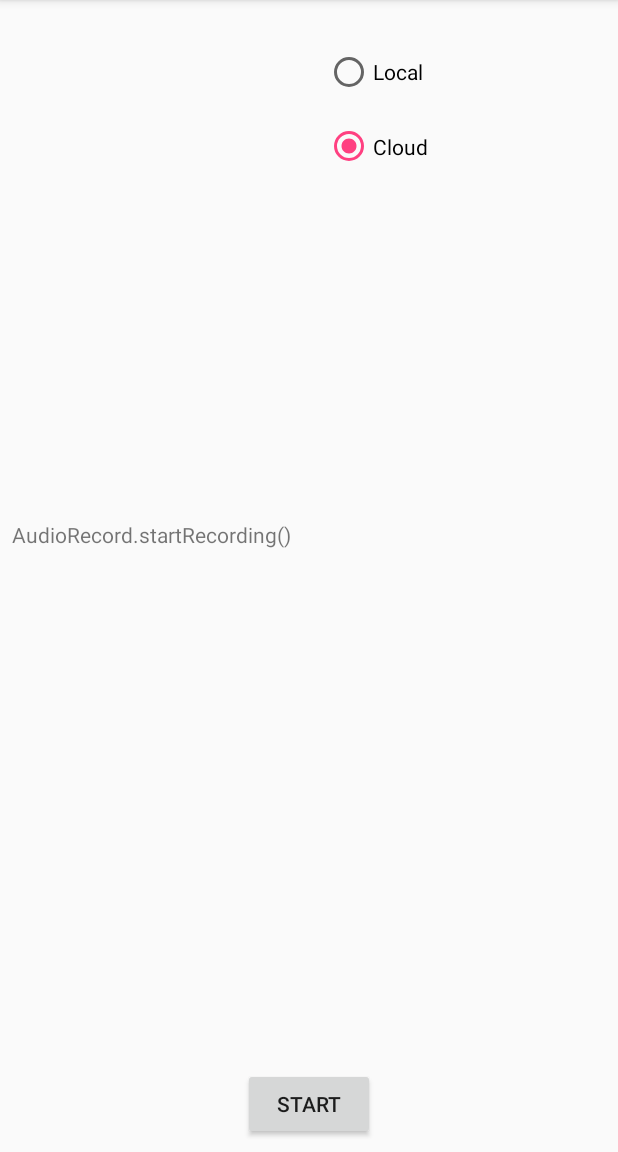
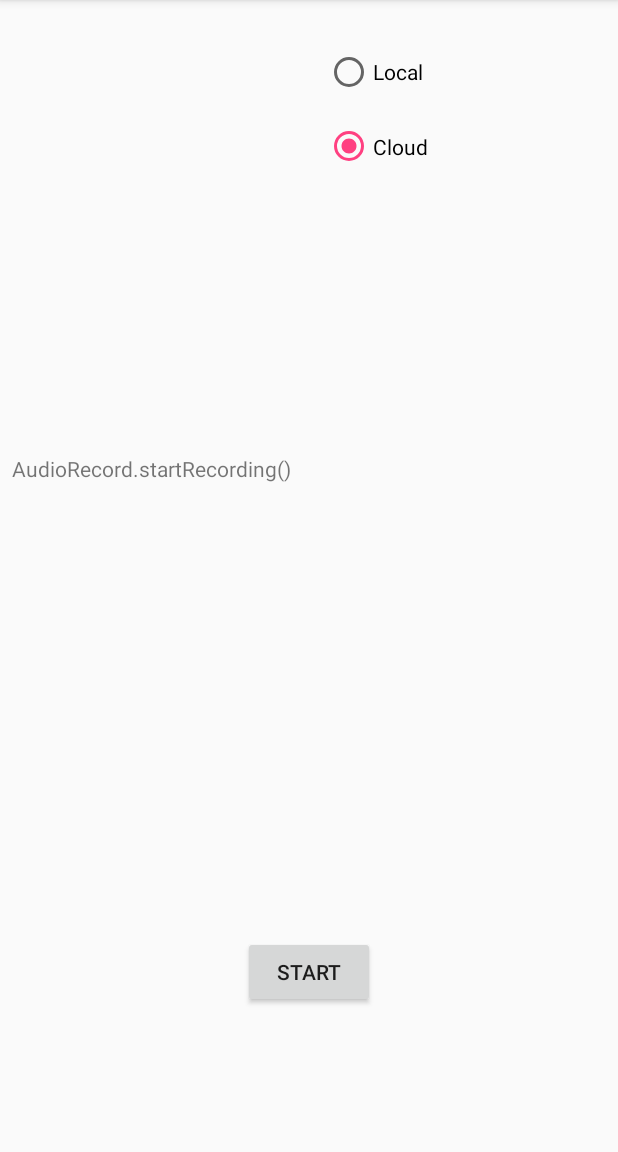
Before and after one commit to clairebub/third_ear, an Android app: the screen it shows after launch (MainActivity), after a tap on "STOP", on a phone screen of 412 x 824 dp, the part 84-1236 px from its top. Run offline under Robolectric (Android 15) with nearby library versions, the light colour scheme and no system bars; 1 statement that could not run was skipped; 1 other tap on this screen came first.

Commit message:
debug ANR.

```diff
--- a/android_app/app/src/main/java/com/rj10/a3/MainActivity.java
+++ b/android_app/app/src/main/java/com/rj10/a3/MainActivity.java
@@ -3,13 +3,10 @@ package com.rj10.a3;
 import android.Manifest;
 import android.content.ActivityNotFoundException;
 import android.content.ComponentName;
-import android.content.Context;
 import android.content.Intent;
 import android.content.ServiceConnection;
 import android.content.pm.PackageManager;
-import android.os.Handler;
 import android.os.IBinder;
-import android.os.ResultReceiver;
 import android.speech.RecognizerIntent;
 import android.support.annotation.NonNull;
 import android.support.v4.app.ActivityCompat;
@@ -19,7 +16,6 @@ import android.os.Bundle;
 import android.util.Log;
 import android.view.View;
 import android.widget.Button;
-import android.widget.RadioButton;
 import android.widget.RadioGroup;
 import android.widget.TextView;
 import android.widget.Toast;
@@ -27,8 +23,14 @@ import android.widget.Toast;
 import java.util.ArrayList;
 import java.util.List;
 import java.util.Locale;
-import java.util.StringJoiner;
 
+//
+// An app that monitors the ambient sound and do speech detection and outputs the results
+// on the screen.
+// The UI is the following:
+// 1. a button to start/stop the speech detection and indicate whether it's running
+// 2. an output area to display the detected speech
+//
 public class MainActivity extends AppCompatActivity
         implements ActivityCompat.OnRequestPermissionsResultCallback {
 
@@ -110,12 +112,19 @@ public class MainActivity extends AppCompatActivity
 
     private void handleOnClick(Button button) {
         CharSequence buttonText = button.getText();
+        deebug("button text: " + buttonText);
         if (buttonText.toString().equalsIgnoreCase("start")) {
             button.setText("Stop");
+            Toast.makeText(getApplicationContext(), "Stop", Toast.LENGTH_SHORT).show();
+            stopSpeechRec();
         } else {
             button.setText("Start");
+            Toast.makeText(getApplicationContext(), "Start", Toast.LENGTH_SHORT).show();
+            startSpeechRec();
         }
+    }
 
+    private void startSpeechRec() {
         int radioButtonID = mRadioGroup.getCheckedRadioButtonId();
         switch (radioButtonID) {
             case R.id.radioButton_local:
@@ -123,6 +132,18 @@ public class MainActivity extends AppCompatActivity
                 break;
             case R.id.radioButton_cloud:
                 startSpeechRecCloud();
+                break;
+            default:
+                deebug("unexpected radioButtonId: " + radioButtonID);
+                break;
+        }
+    }
+
+    private void stopSpeechRec() {
+        int radioButtonID = mRadioGroup.getCheckedRadioButtonId();
+        switch (radioButtonID) {
+            case R.id.radioButton_cloud:
+                stopSpeechRecCloud();
                 break;
             default:
                 deebug("unexpected radioButtonId: " + radioButtonID);
--- a/android_app/app/src/main/java/com/rj10/a3/SpeechApiService.java
+++ b/android_app/app/src/main/java/com/rj10/a3/SpeechApiService.java
@@ -90,6 +90,7 @@ public class SpeechApiService extends Service {
                 if (result.getAlternativesCount() > 0) {
                     final SpeechRecognitionAlternative alternative = result.getAlternatives(0);
                     text = alternative.getTranscript();
+                    Log.w(TAG, "recognition result: " + text);
                 }
             }
             /* TODO: plug in the listener
--- a/android_app/app/src/main/res/layout/activity_main.xml
+++ b/android_app/app/src/main/res/layout/activity_main.xml
@@ -57,7 +57,7 @@
         android:id="@+id/buttonOn"
         android:layout_width="wrap_content"
         android:layout_height="wrap_content"
-        android:layout_marginBottom="8dp"
+        android:layout_marginBottom="96dp"
         android:text="Start"
         app:layout_constraintBottom_toBottomOf="parent"
         app:layout_constraintLeft_toLeftOf="parent"
```
